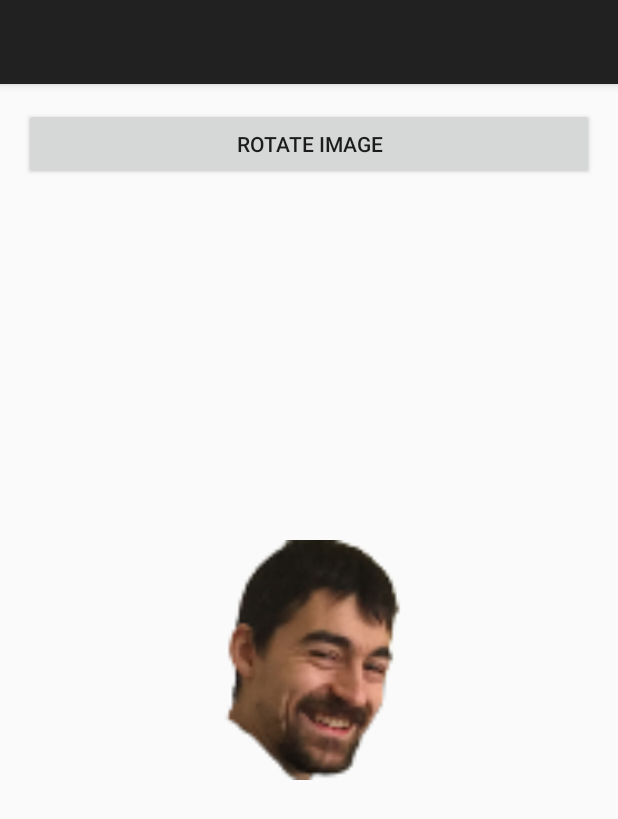
After one commit to CapraTheBest/Android-RSA-TestApp, an Android app: the EasterEgg screen opened directly, with no data from a screen before it, on a phone screen of 412 x 824 dp. The commit adds this screen. Shown: the top 819 px of the screen. Run offline under Robolectric (Android 15) with nearby library versions, the phone set to English and light mode, and no system bars.

Commit message:
The Best Easter Egg ever.
I hope you're ready for this, 'cause it's awesome.

```diff
--- a/app/src/main/AndroidManifest.xml
+++ b/app/src/main/AndroidManifest.xml
@@ -16,6 +16,10 @@
                 <category android:name="android.intent.category.LAUNCHER" />
             </intent-filter>
         </activity>
+        <activity
+            android:name=".EasterEgg"
+            android:label="@string/app_name" >
+        </activity>
     </application>
 
 </manifest>
--- /dev/null
+++ b/app/src/main/java/com/example/quarta/testapp/EasterEgg.java
@@ -0,0 +1,35 @@
+package com.example.quarta.testapp;
+
+import android.os.Bundle;
+import android.support.v7.app.ActionBarActivity;
+import android.view.View;
+import android.view.View.OnClickListener;
+import android.view.animation.Animation;
+import android.view.animation.AnimationUtils;
+import android.widget.Button;
+import android.widget.ImageView;
+
+
+public class EasterEgg extends ActionBarActivity {
+
+    ImageView imageView;
+
+    @Override
+    protected void onCreate(Bundle savedInstanceState) {
+        super.onCreate(savedInstanceState);
+        setContentView(R.layout.activity_easter_egg);
+        imageView = (ImageView) findViewById(R.id.animatedImage);
+        final Animation animRotate = AnimationUtils.loadAnimation(this, R.anim.rotate);
+
+        Button btnRotate = (Button) findViewById(R.id.rotate);
+
+        btnRotate.setOnClickListener(new OnClickListener() {
+
+            @Override
+            public void onClick(View v) {
+                // TODO Auto-generated method stub
+                imageView.startAnimation(animRotate);
+            }
+        });
+    }
+}
--- a/app/src/main/java/com/example/quarta/testapp/MainActivity.java
+++ b/app/src/main/java/com/example/quarta/testapp/MainActivity.java
@@ -1,6 +1,7 @@
 package com.example.quarta.testapp;
 
 import android.content.Context;
+import android.content.Intent;
 import android.support.v7.app.ActionBarActivity;
 import android.os.Bundle;
 import android.view.Menu;
@@ -42,8 +43,8 @@ public class MainActivity extends ActionBarActivity {
 
         //noinspection SimplifiableIfStatement
         if (id == R.id.action_settings) {
-            Toast.makeText(this, "Penis", Toast.LENGTH_SHORT).show();
-            return true;
+            Intent inent = new Intent(this, EasterEgg.class);
+            startActivity(inent);
         }
 
         return super.onOptionsItemSelected(item);
--- /dev/null
+++ b/app/src/main/res/anim/rotate.xml
@@ -0,0 +1,13 @@
+<?xml version="1.0" encoding="utf-8"?>
+<set xmlns:android="http://schemas.android.com/apk/res/android"
+    android:interpolator="@android:anim/linear_interpolator" >
+
+    <rotate android:duration="1000"
+        android:fromDegrees="0"
+        android:pivotX="50%"
+        android:pivotY="50%"
+        android:repeatCount="3"
+        android:repeatMode="reverse"
+        android:startOffset="0"
+        android:toDegrees="360"/>
+</set>
--- /dev/null
+++ b/app/src/main/res/layout/activity_easter_egg.xml
@@ -0,0 +1,21 @@
+<RelativeLayout xmlns:android="http://schemas.android.com/apk/res/android"
+    xmlns:tools="http://schemas.android.com/tools" android:layout_width="match_parent"
+    android:layout_height="match_parent" android:paddingLeft="@dimen/activity_horizontal_margin"
+    android:paddingRight="@dimen/activity_horizontal_margin"
+    android:paddingTop="@dimen/activity_vertical_margin"
+    android:paddingBottom="@dimen/activity_vertical_margin"
+    tools:context="com.example.quarta.testapp.EasterEgg">
+
+    <Button android:id="@+id/rotate"
+        android:layout_width="fill_parent"
+        android:layout_height="wrap_content"
+        android:text="Rotate Image"
+        android:layout_alignParentTop="true"/>
+
+    <ImageView android:id="@+id/animatedImage"
+        android:layout_width="160dp"
+        android:layout_height="160dp"
+        android:layout_centerInParent="true"
+        android:src="@drawable/ic_launcher1"/>
+
+</RelativeLayout>
--- /dev/null
+++ b/app/src/main/res/values/strings.xml
@@ -0,0 +1,6 @@
+<resources>
+    <string name="title_activity_easter_egg">EasterEgg</string>
+
+    <string name="action_settings">Settings</string>
+
+</resources>
```
Also changed, not shown: app/src/main/res/menu/menu_easter_egg.xml (added, +7 -0 lines), 3 other files.
